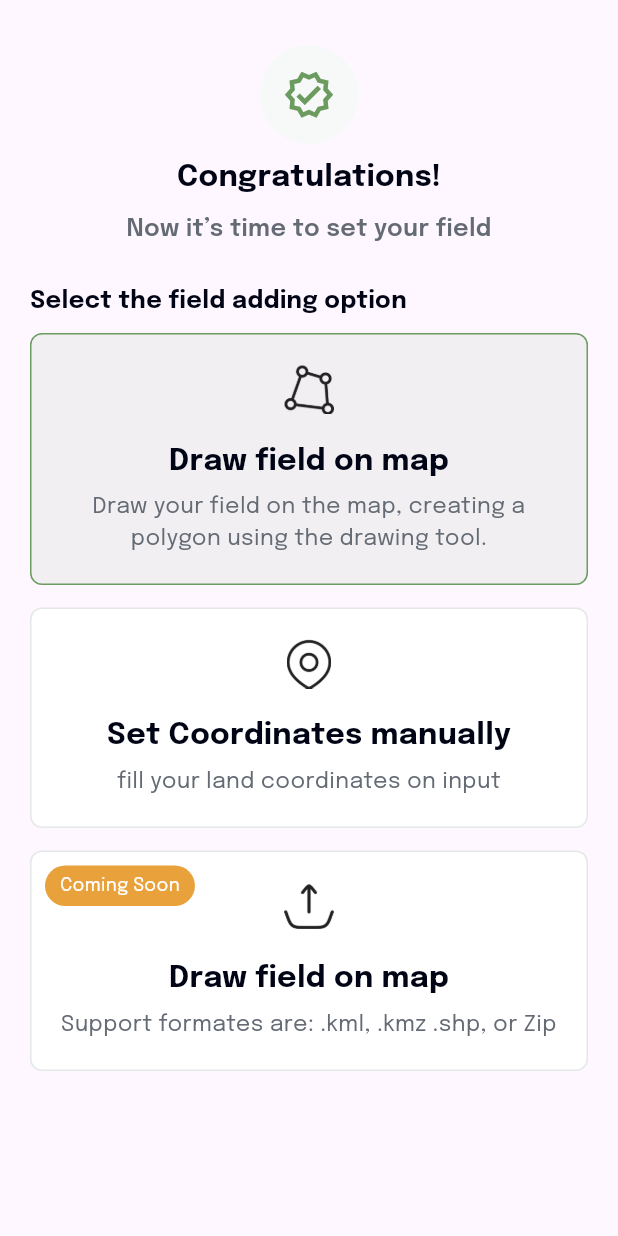
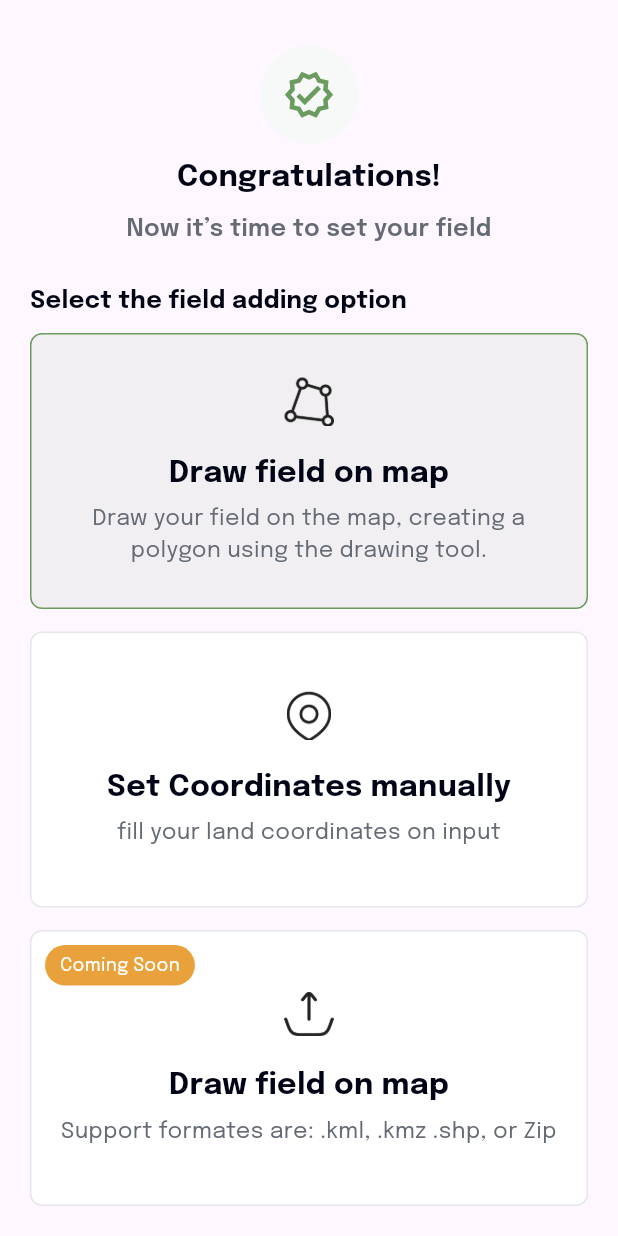
Before and after one commit to sakib151659/nurture_field, a Flutter app: the FiledMapView screen opened directly, on a phone screen of 412 x 824 dp. Run offline on Flutter 3.47's test engine with Material 2 defaults, Android fonts, the phone set to English and light mode, and no system bars; our stand-ins replace dropdown_search, google_maps_flutter, permission_handler, shared_preferences, smooth_page_indicator; accounts and stored records are empty.

Commit message:
field map view ui modified

```diff
--- a/lib/screens/filed_map_view/filed_map_view.dart
+++ b/lib/screens/filed_map_view/filed_map_view.dart
@@ -18,7 +18,6 @@ class _FiledMapViewState extends State<FiledMapView> {
   Widget build(BuildContext context) {
     return Scaffold(
       body: SafeArea(
-        child: SingleChildScrollView(
         child: Padding(
           padding: const EdgeInsets.symmetric(horizontal: 20.0),
           child: Column(
@@ -51,7 +50,8 @@ class _FiledMapViewState extends State<FiledMapView> {
               ),
               const SizedBox(height: 10,),
 
-                customOption(
+              Expanded(
+                child: customOption(
                   bgColor: MyColors.greenBg,
                     borderColor: MyColors.primaryColor,
                     icon: AssetStrings.filedIcon,
@@ -62,8 +62,10 @@ class _FiledMapViewState extends State<FiledMapView> {
 
                     }
                 ),
+              ),
               const SizedBox(height: 15,),
-                customOption(
+              Expanded(
+                child: customOption(
                     icon: AssetStrings.locationIcon,
                     title: "Set Coordinates manually",
                     subTitle: "fill your land coordinates on input",
@@ -71,9 +73,11 @@ class _FiledMapViewState extends State<FiledMapView> {
                       Navigator.of(context).push(MaterialPageRoute(builder: (builder)=>const SetCoordinatesManually()));
                     }
                 ),
+              ),
 
               const SizedBox(height: 15,),
-                Stack(
+              Expanded(
+                child: Stack(
                   children: [
                     customOption(
                         icon: AssetStrings.uploadIcon,
@@ -87,8 +91,10 @@ class _FiledMapViewState extends State<FiledMapView> {
                         child: comingSoon())
                   ],
                 ),
+              ),
+
+              SizedBox(height: 20,)
             ],
-            ),
           ),
         ),
       ),
@@ -110,7 +116,7 @@ class _FiledMapViewState extends State<FiledMapView> {
     return InkWell(
       onTap: onTap,
       child: Container(
-        padding: const EdgeInsets.symmetric(horizontal: 15, vertical: 20),
+        padding: const EdgeInsets.symmetric(horizontal: 15, vertical: 10),
         width: double.infinity,
         decoration: BoxDecoration(
           border: Border.all(color: borderColor),
@@ -118,6 +124,8 @@ class _FiledMapViewState extends State<FiledMapView> {
           color: bgColor
         ),
         child: Column(
+          mainAxisAlignment: MainAxisAlignment.center,
+          crossAxisAlignment: CrossAxisAlignment.center,
           children: [
             ImageIcon(AssetImage(icon), size: 33,),
             const SizedBox(height: 17,),
```
Lines whose indentation alone changed are shown as unchanged.
